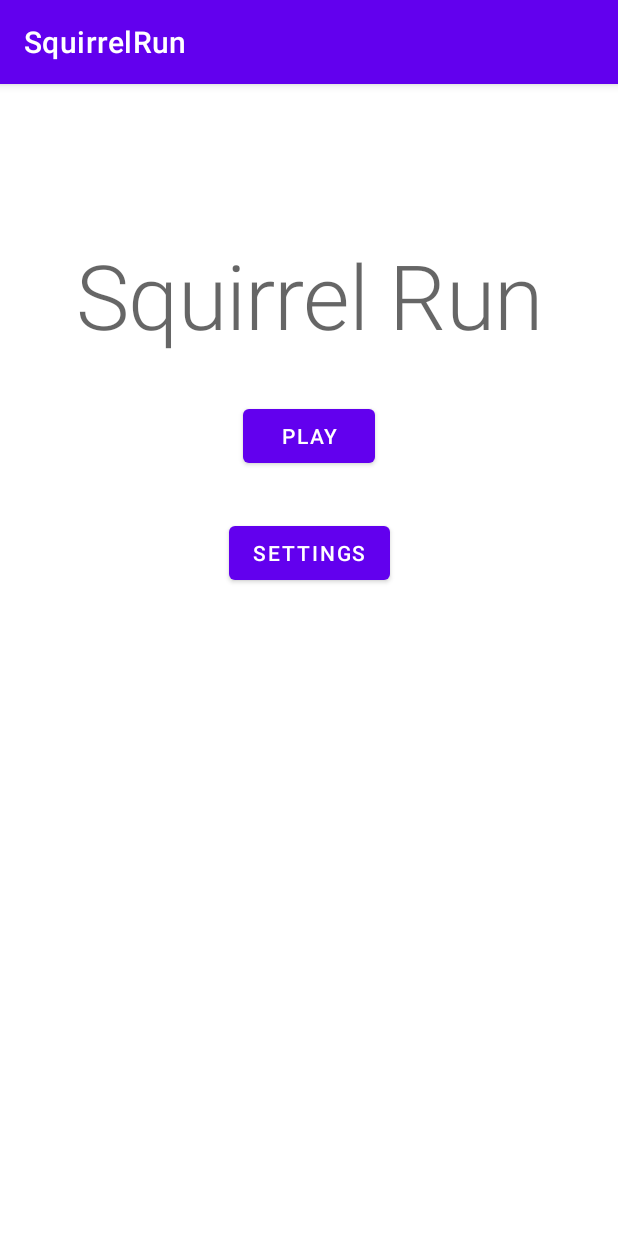
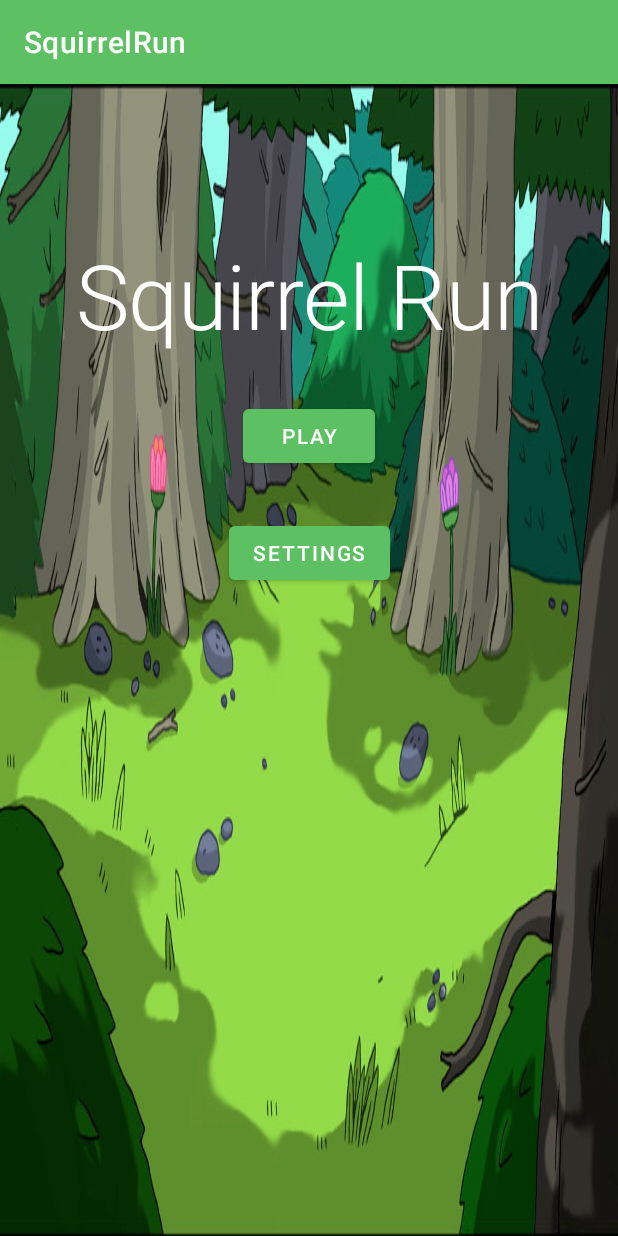
Before and after one commit to rahulpalla/SquirrelRun, an Android app: the screen it shows after launch (MainActivity), on a phone screen of 412 x 824 dp. Run offline under Robolectric (Android 15) with nearby library versions, the phone set to English and light mode, and no system bars.

Commit message:
background home screen

```diff
--- a/app/src/main/res/layout/activity_main.xml
+++ b/app/src/main/res/layout/activity_main.xml
@@ -4,7 +4,11 @@
     xmlns:tools="http://schemas.android.com/tools"
     android:layout_width="match_parent"
     android:layout_height="match_parent"
-    tools:context=".MainActivity">
+    tools:context=".MainActivity"
+    android:background="@drawable/BackgroundHome"
+    >
+
+
 
     <TextView
         android:id="@+id/app_name"
@@ -12,6 +16,7 @@
         android:layout_height="wrap_content"
         android:layout_marginTop="100dp"
         android:text="Squirrel Run"
+        android:textColor="@color/white"
         android:gravity="center"
         android:textAppearance="@style/TextAppearance.MaterialComponents.Headline2"
         app:layout_constraintEnd_toEndOf="parent"
--- a/app/src/main/res/values/colors.xml
+++ b/app/src/main/res/values/colors.xml
@@ -1,10 +1,10 @@
 <?xml version="1.0" encoding="utf-8"?>
 <resources>
-    <color name="purple_200">#FFBB86FC</color>
-    <color name="purple_500">#FF6200EE</color>
-    <color name="purple_700">#FF3700B3</color>
-    <color name="teal_200">#FF03DAC5</color>
-    <color name="teal_700">#FF018786</color>
+    <color name="green1">#4DF08D</color>
+    <color name="brown">#DA9318</color>
+    <color name="blue">#00CFFF</color>
+    <color name="green2">#5DC164</color>
+    <color name="gray">#96A2A6</color>
     <color name="black">#FF000000</color>
     <color name="white">#FFFFFFFF</color>
 </resources>
--- a/app/src/main/res/values/themes.xml
+++ b/app/src/main/res/values/themes.xml
@@ -2,12 +2,12 @@
     <!-- Base application theme. -->
     <style name="Theme.SquirrelRun" parent="Theme.MaterialComponents.DayNight.DarkActionBar">
         <!-- Primary brand color. -->
-        <item name="colorPrimary">@color/purple_500</item>
-        <item name="colorPrimaryVariant">@color/purple_700</item>
+        <item name="colorPrimary">@color/green2</item>
+        <item name="colorPrimaryVariant">@color/blue</item>
         <item name="colorOnPrimary">@color/white</item>
         <!-- Secondary brand color. -->
-        <item name="colorSecondary">@color/teal_200</item>
-        <item name="colorSecondaryVariant">@color/teal_700</item>
+        <item name="colorSecondary">@color/green1</item>
+        <item name="colorSecondaryVariant">@color/brown</item>
         <item name="colorOnSecondary">@color/black</item>
         <!-- Status bar color. -->
         <item name="android:statusBarColor" tools:targetApi="l">?attr/colorPrimaryVariant</item>
```
Also changed, not shown: app/src/main/res/drawable/BackgroundHome.jpg (added).
